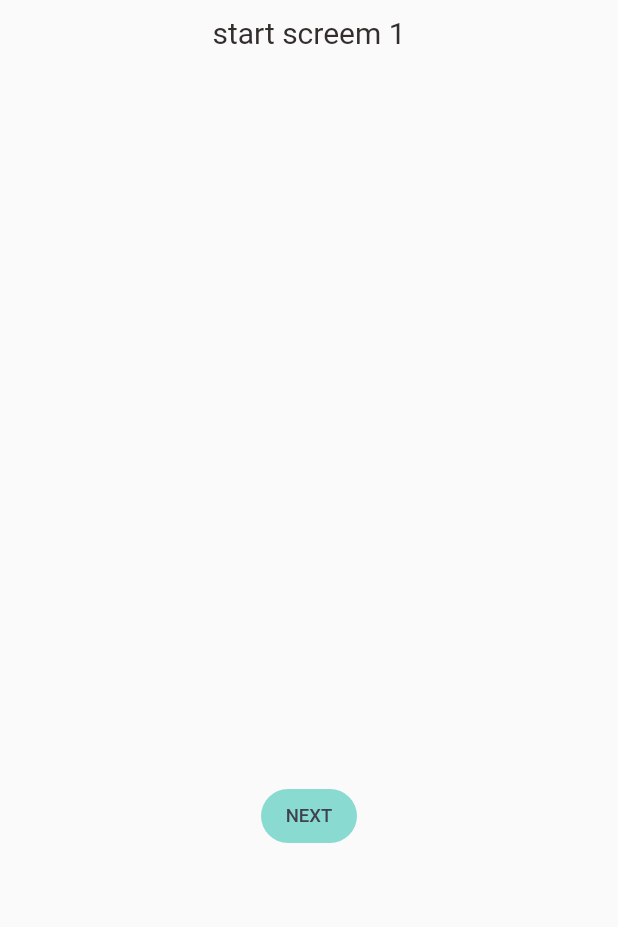
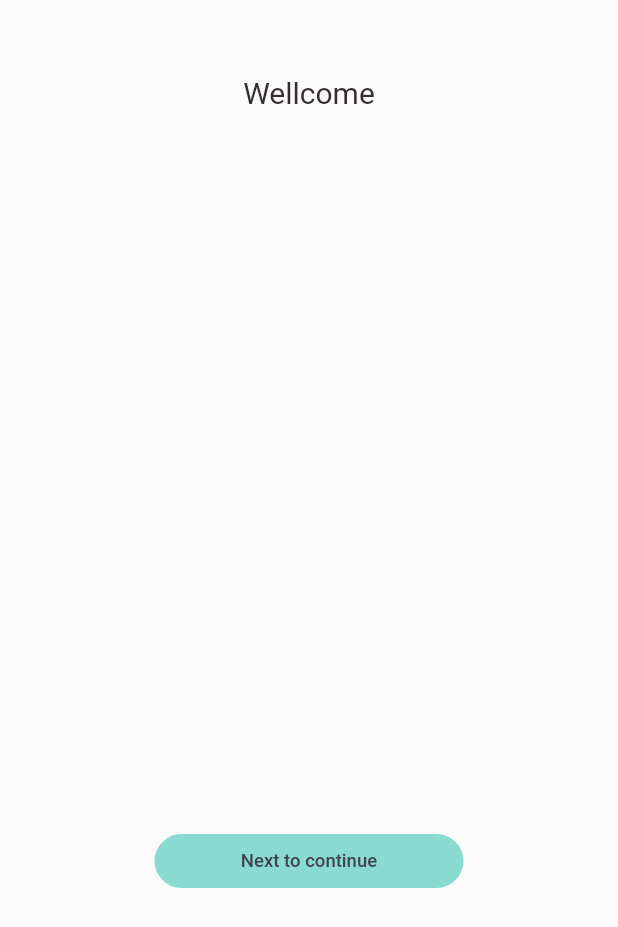
Before and after one commit to hoangtienbo001/my_demo_flutter, a Flutter app: the Start1 screen opened by its route, on a phone screen of 412 x 824 dp. Shown: the top 927 px of the screen. Run offline on Flutter 3.47's test engine with Material 2 defaults, Android fonts, the phone set to English and light mode, and no system bars; Roboto replaces fonts that are missing (HelveticaNeue).

Commit message:
fix start screens

```diff
--- a/lib/screems/startScreen/start1.dart
+++ b/lib/screems/startScreen/start1.dart
@@ -18,10 +18,10 @@ class Start1 extends StatelessWidget {
       body: Column(children: [
         // Header(),
         Padding(
-          padding: const EdgeInsets.all(10.0),
+          padding: const EdgeInsets.only(top: 50),
           child: Container(
             height: 500,
-            child: BigText(text: 'start screem 1'),
+            child: BigText(text: 'Wellcome'),
           ),
         ),
         Align(
@@ -30,7 +30,7 @@ class Start1 extends StatelessWidget {
             onPressed: () {
               Navigator.of(context).pushNamed('$Start2');
             },
-            child: Text('NEXT'),
+            child: Text('Next to continue'),
             style: ButtonStyle(
               backgroundColor: MaterialStateProperty.all(AppColors.mainColor),
               shape: MaterialStateProperty.all(
@@ -41,7 +41,7 @@ class Start1 extends StatelessWidget {
               elevation: MaterialStateProperty.all(0),
               fixedSize: MaterialStateProperty.all(
                 Size(
-                  size.width * 0.1,
+                  size.width * 0.5,
                   size.height * 0.01,
                 ),
               ),
```
Also changed, not shown: lib/main.dart (+3 -6 lines), lib/screems/startScreen/start2.dart (+40 -35 lines).
